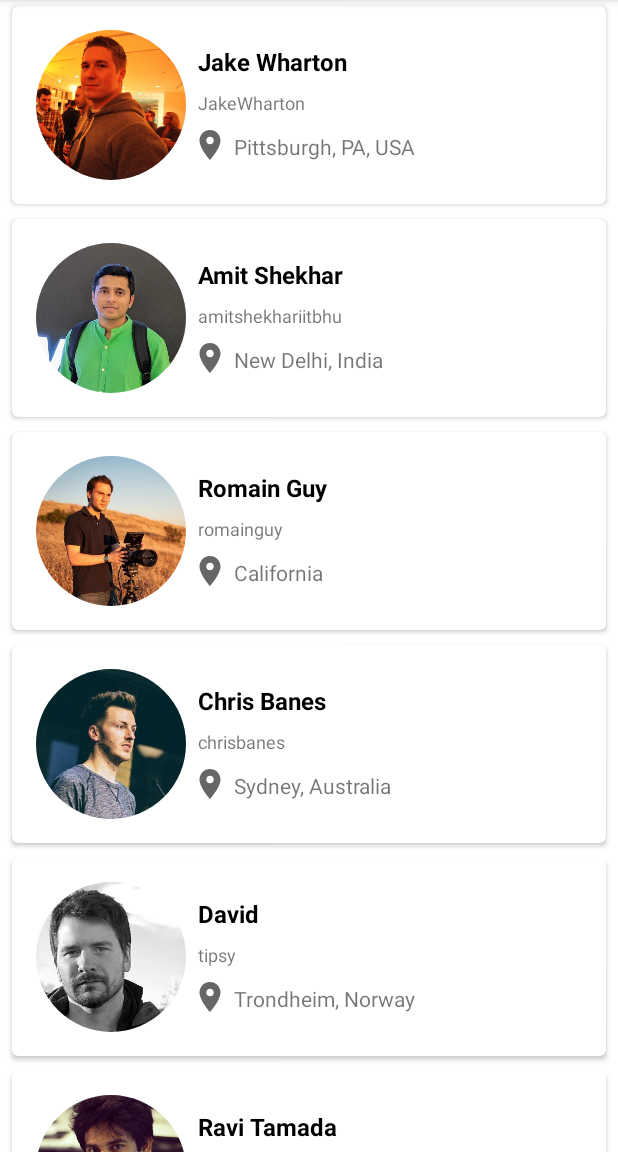
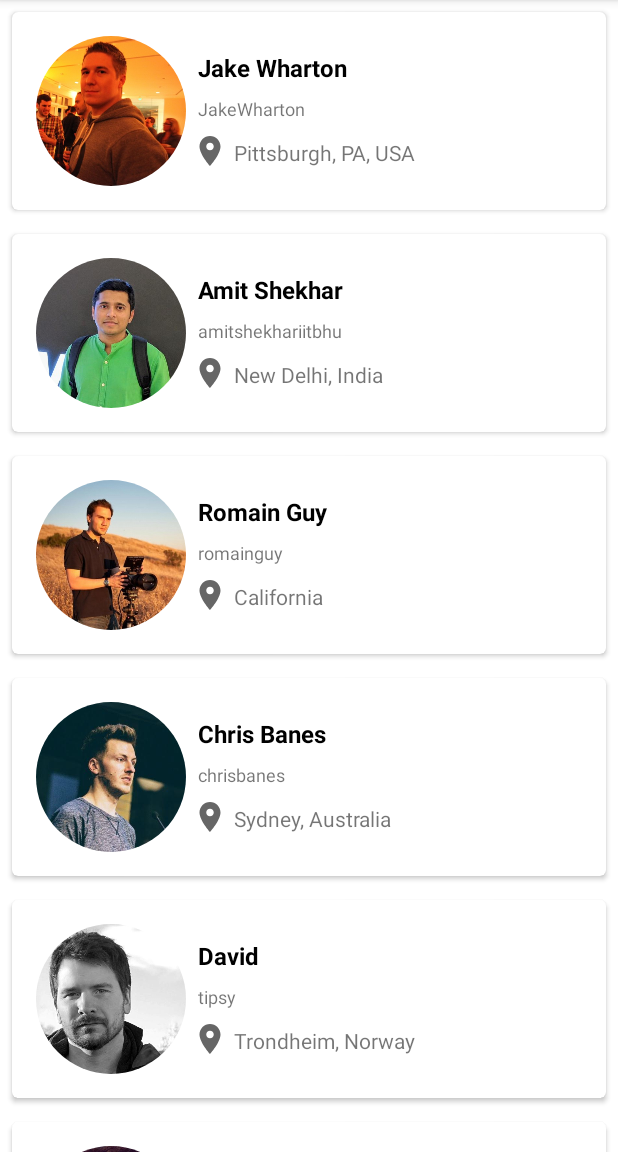
Before and after one commit to fadlan7/Android-Fundamental, an Android app: the screen it shows after launch (MainActivity), on a phone screen of 412 x 824 dp, the part 84-1236 px from its top. Run offline under Robolectric (Android 15) with nearby library versions, the phone set to English and light mode, and no system bars; our stand-ins replace CircleImageView.

Commit message:
themes and styling

```diff
--- a/app/src/main/res/layout/users_list.xml
+++ b/app/src/main/res/layout/users_list.xml
@@ -6,10 +6,7 @@
     android:layout_height="wrap_content"
     android:id="@+id/card"
     android:layout_gravity="center"
-    android:layout_marginLeft="8dp"
-    android:layout_marginTop="4dp"
-    android:layout_marginRight="8dp"
-    android:layout_marginBottom="6dp"
+    android:layout_margin="8dp"
     card_view:cardCornerRadius="4dp">
 
     <androidx.constraintlayout.widget.ConstraintLayout
@@ -18,12 +15,8 @@
         android:padding="8dp">
 
         <de.hdodenhof.circleimageview.CircleImageView
+            style="@style/user_photo"
             android:id="@+id/iv_users_photo"
-            android:layout_width="100dp"
-            android:layout_height="100dp"
-            android:layout_marginStart="8dp"
-            android:layout_marginTop="8dp"
-            android:layout_marginBottom="8dp"
             card_view:layout_constraintBottom_toBottomOf="parent"
             card_view:layout_constraintStart_toStartOf="parent"
             card_view:layout_constraintTop_toTopOf="parent"
@@ -31,26 +24,16 @@
             android:contentDescription="@string/users_images"/>
 
         <TextView
+            style="@style/fullName"
             android:id="@+id/tv_fullName"
-            android:layout_width="0dp"
-            android:layout_height="wrap_content"
-            android:layout_marginStart="8dp"
-            android:layout_marginTop="10dp"
-            android:textSize="16sp"
-            android:textStyle="bold"
-            android:textColor="@color/black"
             card_view:layout_constraintEnd_toEndOf="parent"
             card_view:layout_constraintStart_toEndOf="@+id/iv_users_photo"
             card_view:layout_constraintTop_toTopOf="@+id/iv_users_photo"
             tools:text="@string/fullName_dummy" />
 
         <TextView
+            style="@style/userName"
             android:id="@+id/tv_username"
-            android:layout_width="wrap_content"
-            android:layout_height="wrap_content"
-            android:layout_marginStart="8dp"
-            android:layout_marginTop="8dp"
-            android:textSize="12sp"
             card_view:layout_constraintStart_toEndOf="@+id/iv_users_photo"
             card_view:layout_constraintTop_toBottomOf="@+id/tv_fullName"
             tools:text="@string/username_dummy" />
--- a/app/src/main/res/values/themes.xml
+++ b/app/src/main/res/values/themes.xml
@@ -13,4 +13,52 @@
         <item name="android:statusBarColor" tools:targetApi="l">?attr/colorPrimaryVariant</item>
         <!-- Customize your theme here. -->
     </style>
+
+    <style name="user_photo">
+        <item name="android:layout_width">100dp</item>
+        <item name="android:layout_height">100dp</item>
+        <item name="android:layout_marginStart">8dp</item>
+        <item name="android:layout_marginTop">8dp</item>
+        <item name="android:layout_marginBottom">8dp</item>
+    </style>
+
+    <style name="fullName">
+        <item name="android:layout_width">0dp</item>
+        <item name="android:layout_height">wrap_content</item>
+        <item name="android:layout_marginStart">8dp</item>
+        <item name="android:layout_marginTop">10dp</item>
+        <item name="android:textSize">16sp</item>
+        <item name="android:textStyle">bold</item>
+        <item name="android:textColor">@color/black</item>
+    </style>
+
+    <style name="userName">
+        <item name="android:layout_width">wrap_content</item>
+        <item name="android:layout_height">wrap_content</item>
+        <item name="android:layout_marginStart">8dp</item>
+        <item name="android:layout_marginTop">8dp</item>
+        <item name="android:textSize">12sp</item>
+    </style>
+
+    <style name="rlDetail">
+        <item name="android:layout_width">match_parent</item>
+        <item name="android:layout_height">wrap_content</item>
+        <item name="android:layout_marginStart">16dp</item>
+        <item name="android:layout_marginTop">16dp</item>
+        <item name="android:layout_marginEnd">16dp</item>
+    </style>
+
+    <style name="detailNumber">
+        <item name="android:layout_width">wrap_content</item>
+        <item name="android:layout_height">wrap_content</item>
+        <item name="android:textSize">16sp</item>
+        <item name="android:textStyle">bold</item>
+    </style>
+
+    <style name="titleNumber">
+        <item name="android:layout_width">wrap_content</item>
+        <item name="android:layout_height">wrap_content</item>
+        <item name="android:textSize">14sp</item>
+    </style>
+
 </resources>
```
Also changed, not shown: app/src/main/res/layout/activity_user_detail.xml (+13 -38 lines), app/src/main/res/drawable-v24/github.png (added).
